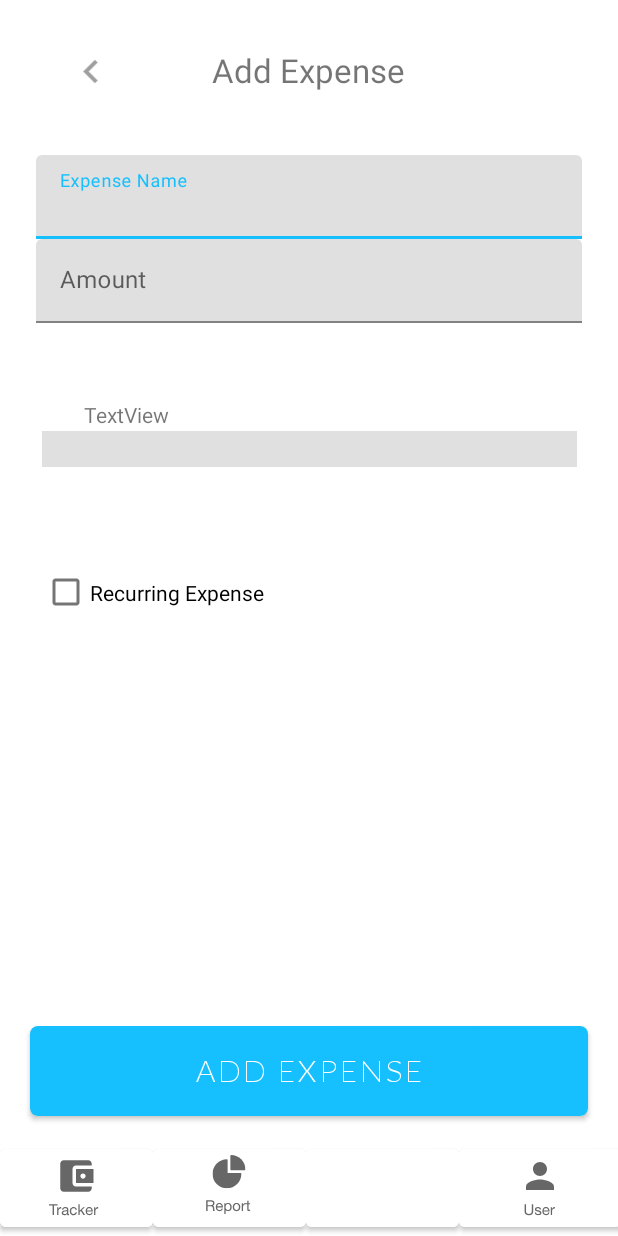
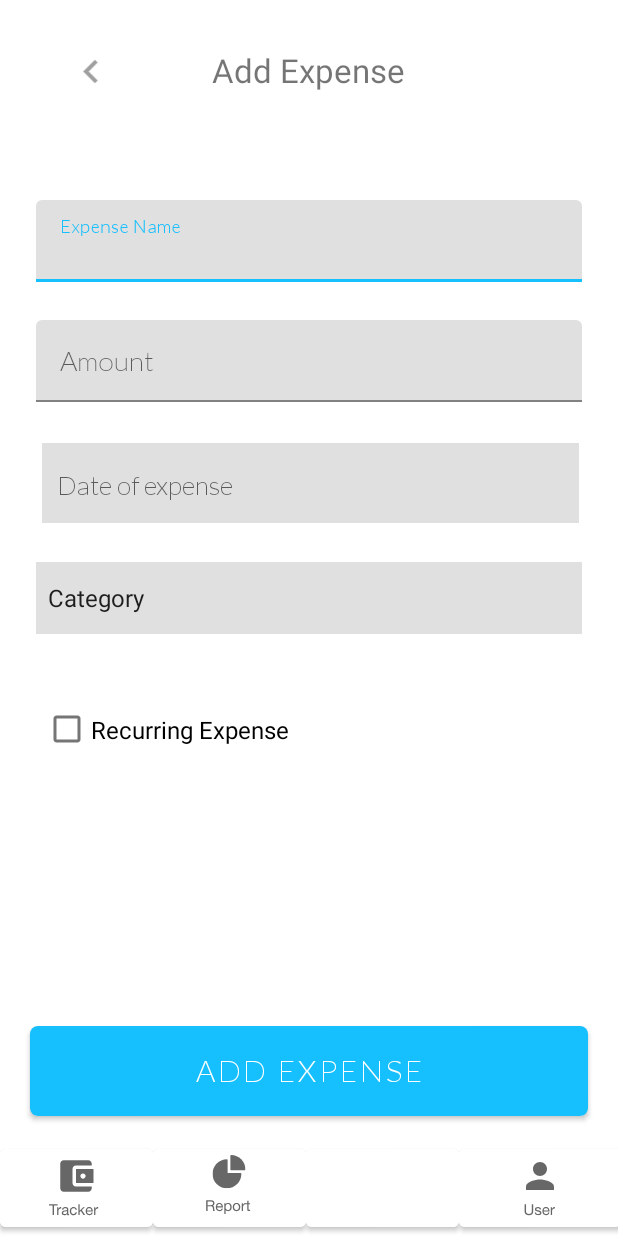
Before and after one commit to KateOber/CSIS-3175, an Android app: the screen it shows after launch (AddExpense), on a phone screen of 412 x 824 dp. Run offline under Robolectric (Android 15) with nearby library versions, the phone set to English and light mode, and no system bars.

Commit message:
Layout Change

```diff
--- a/EasyMoney/app/src/main/java/com/csis3175project/easymoney/AddExpense.java
+++ b/EasyMoney/app/src/main/java/com/csis3175project/easymoney/AddExpense.java
@@ -48,16 +48,17 @@ public class AddExpense extends AppCompatActivity {
         Spinner categorySpinner = findViewById(R.id.category);
         TextInputLayout amount_txt = findViewById(R.id.amount);
         TextInputLayout name_txt = findViewById(R.id.expenseName);
-        TextView date_txt = findViewById(R.id.date);
+        TextView date_txt = findViewById(R.id.datePicker);
         Button btnAdd = findViewById(R.id.btn_addExpense);
         ImageView btnBack = findViewById(R.id.btnBack);
         CheckBox recurring_checkbox = findViewById(R.id.checkbox_recurExp);
 
         //footer buttons
-        Button btnProfileFooter = findViewById(R.id.bEProfileFoot);
+        Button btnProfileFooter = findViewById(R.id.userTrackerFoot);
         Button btnExpenseTrackerFooter = findViewById(R.id.trackerTrackerFoot);
         Button btnBigExpenseFooter = findViewById(R.id.bETrackerFoot);
-        Button btnReportFooter = findViewById(R.id.reportFoot);
+        Button btnReportFooter = findViewById(R.id.reportTrackerFoot);
+
 
         //setup date picker
         date_txt.setOnClickListener(new View.OnClickListener() {
@@ -69,9 +70,10 @@ public class AddExpense extends AppCompatActivity {
                 int day = calendar.get(Calendar.DAY_OF_MONTH);
 
                 DatePickerDialog datePickerDialog = new DatePickerDialog(
-                        AddExpense.this, android.R.style.Theme_DeviceDefault, onDateSetListener,
+                        AddExpense.this, android.R.style.Theme_DeviceDefault_DayNight, onDateSetListener,
+//Theme_Dark for diferent style
                         year, month, day);
-                datePickerDialog.getWindow().setBackgroundDrawable(new ColorDrawable(Color.TRANSPARENT));
+                datePickerDialog.getWindow().setBackgroundDrawable(new ColorDrawable(Color.WHITE));
                 datePickerDialog.show();
             }
         });
@@ -81,9 +83,12 @@ public class AddExpense extends AppCompatActivity {
             @Override
             public void onDateSet(DatePicker view, int year, int month, int dayOfMonth) {
                 date = "" + year + '/' + month + '/' + dayOfMonth;
+                date_txt.setText(date.toString());
 
             }
         };
+
+
 
         //button listener
         btnAdd.setOnClickListener(new View.OnClickListener() {
@@ -110,7 +115,7 @@ public class AddExpense extends AppCompatActivity {
                 //amount_txt.setText("");
                 recurring_checkbox.setChecked(false);
                 categorySpinner.setPrompt("Expense Category");
-                date_txt.setText("");
+                //date_txt.setText("");
                 }
                 //ELSE DO SOME ERROR STUFF
             }
--- /dev/null
+++ b/EasyMoney/app/src/main/res/drawable/ic_baseline_date_range_24.xml
@@ -0,0 +1,5 @@
+<vector android:height="24dp" android:tint="#FFFFFF"
+    android:viewportHeight="24" android:viewportWidth="24"
+    android:width="24dp" xmlns:android="http://schemas.android.com/apk/res/android">
+    <path android:fillColor="@android:color/white" android:pathData="M9,11L7,11v2h2v-2zM13,11h-2v2h2v-2zM17,11h-2v2h2v-2zM19,4h-1L18,2h-2v2L8,4L8,2L6,2v2L5,4c-1.11,0 -1.99,0.9 -1.99,2L3,20c0,1.1 0.89,2 2,2h14c1.1,0 2,-0.9 2,-2L21,6c0,-1.1 -0.9,-2 -2,-2zM19,20L5,20L5,9h14v11z"/>
+</vector>
--- a/EasyMoney/app/src/main/res/layout/activity_add_expense.xml
+++ b/EasyMoney/app/src/main/res/layout/activity_add_expense.xml
@@ -17,23 +17,24 @@
         app:layout_constraintTop_toTopOf="parent"
         app:srcCompat="@drawable/btn_backbutton" />
 
+
     <com.google.android.material.textfield.TextInputLayout
         android:id="@+id/expenseName"
         android:layout_width="match_parent"
         android:layout_height="wrap_content"
         android:layout_marginStart="24dp"
-        android:layout_marginTop="20dp"
+        android:layout_marginTop="50dp"
         android:layout_marginEnd="24dp"
         android:hint="@string/hint_expense_name"
-        android:selectAllOnFocus="true"
         app:layout_constraintEnd_toEndOf="parent"
         app:layout_constraintStart_toStartOf="parent"
         app:layout_constraintTop_toBottomOf="@+id/txt_addExpense">
 
         <com.google.android.material.textfield.TextInputEditText
+            style="@style/txtSub"
             android:layout_width="match_parent"
             android:layout_height="wrap_content"
-            android:inputType="textPassword" />
+            android:inputType="text" />
 
     </com.google.android.material.textfield.TextInputLayout>
 
@@ -42,6 +43,7 @@
         android:layout_width="match_parent"
         android:layout_height="wrap_content"
         android:layout_marginStart="24dp"
+        android:layout_marginTop="25dp"
         android:layout_marginEnd="24dp"
         android:hint="@string/hint_amount"
         android:inputType="numberDecimal"
@@ -52,26 +54,12 @@
         app:layout_constraintTop_toBottomOf="@+id/expenseName">
 
         <com.google.android.material.textfield.TextInputEditText
+            style="@style/txtSub"
             android:layout_width="match_parent"
-            android:layout_height="wrap_content" />
+            android:layout_height="wrap_content"
+            android:inputType="numberDecimal"
+            />
     </com.google.android.material.textfield.TextInputLayout>
-
-    <Spinner
-        android:id="@+id/category"
-        android:layout_width="match_parent"
-        android:layout_height="wrap_content"
-        android:layout_marginStart="28dp"
-        android:layout_marginTop="72dp"
-        android:layout_marginEnd="27dp"
-        android:entries="@array/categories"
-        android:foreground="@color/gray5"
-        android:prompt="@string/hint_category_expense"
-        android:spinnerMode="dialog"
-        app:layout_constraintEnd_toEndOf="parent"
-        app:layout_constraintHorizontal_bias="0.0"
-        app:layout_constraintStart_toStartOf="parent"
-        app:layout_constraintTop_toBottomOf="@+id/amount" />
-
 
     <Button
         android:id="@+id/btn_addExpense"
@@ -102,35 +90,78 @@
         app:layout_constraintEnd_toEndOf="parent"
         app:layout_constraintHorizontal_bias="0.49"
         app:layout_constraintStart_toStartOf="parent"
-        app:layout_constraintTop_toTopOf="parent" />
+        app:layout_constraintTop_toTopOf="parent"
+
+        />
 
     <CheckBox
         android:id="@+id/checkbox_recurExp"
         android:layout_width="170dp"
         android:layout_height="55dp"
         android:layout_marginStart="28dp"
-        android:layout_marginTop="152dp"
+        android:layout_marginTop="36dp"
         android:layout_marginEnd="213dp"
         android:text="@string/checkbox_recurring"
+        android:textSize="16sp"
         app:layout_constraintEnd_toEndOf="parent"
-        app:layout_constraintHorizontal_bias="0.235"
+        app:layout_constraintHorizontal_bias="1.0"
         app:layout_constraintStart_toStartOf="parent"
-        app:layout_constraintTop_toBottomOf="@+id/amount" />
+        app:layout_constraintTop_toBottomOf="@+id/category" />
 
-    <TextView
-        android:id="@+id/date"
-        android:layout_width="wrap_content"
-        android:layout_height="wrap_content"
-        android:layout_centerHorizontal="true"
-        android:layout_marginStart="29dp"
-        android:layout_marginTop="51dp"
-        android:layout_marginEnd="230dp"
-
-        android:hint="@string/hint_date_expense"
-        android:text="TextView"
+    <ScrollView
+        android:id="@+id/scrollView2"
+        android:layout_width="358dp"
+        android:layout_height="53dp"
+        android:layout_marginStart="27dp"
+        android:layout_marginTop="27dp"
+        android:layout_marginEnd="26dp"
+        android:background="@color/gray5"
+        app:endIconDrawable="@drawable/ic_baseline_date_range_24"
+        app:endIconMode="custom"
         app:layout_constraintEnd_toEndOf="parent"
         app:layout_constraintStart_toStartOf="parent"
-        app:layout_constraintTop_toBottomOf="@+id/amount" />
+        app:layout_constraintTop_toBottomOf="@+id/amount">
+
+        <TextView
+
+            android:id="@+id/datePicker"
+            style="@style/txtSub"
+            android:layout_width="match_parent"
+            android:layout_height="48dp"
+            android:layout_marginStart="10dp"
+            android:layout_marginTop="17dp"
+            android:layout_marginEnd="24dp"
+            android:hint="@string/hint_date_expense"
+            android:selectAllOnFocus="true"
+            android:textColor="@color/black"
+
+            android:textSize="17sp"
+            app:counterMaxLength="20"
+            app:layout_constraintEnd_toEndOf="parent"
+            app:layout_constraintStart_toStartOf="parent"
+            app:layout_constraintTop_toBottomOf="@+id/amount" />
+    </ScrollView>
+
+
+    <!-- Footer -->
+    <Spinner
+        android:id="@+id/category"
+        android:layout_width="match_parent"
+        android:layout_height="48dp"
+        android:layout_marginStart="24dp"
+        android:layout_marginTop="26dp"
+        android:layout_marginEnd="24dp"
+
+        android:entries="@array/categories"
+        android:background="@color/gray5"
+        android:prompt="@string/hint_category_expense"
+        android:spinnerMode="dialog"
+        android:visibility="visible"
+        app:layout_constraintEnd_toEndOf="parent"
+        app:layout_constraintHorizontal_bias="0.0"
+        app:layout_constraintStart_toStartOf="parent"
+        app:layout_constraintTop_toBottomOf="@+id/scrollView2" />
+
     <Button
         android:id="@+id/userTrackerFoot"
         android:layout_width="108dp"
@@ -149,7 +180,6 @@
         android:backgroundTint="#FFFFFF"
         app:icon="@drawable/ic_bigexpenseinactive"
         app:iconGravity="top"
-        app:iconTint="#FFFFFF"
         app:layout_constraintBottom_toBottomOf="parent"
         app:layout_constraintStart_toEndOf="@+id/reportTrackerFoot"
         tools:iconTint="#676767" />
@@ -176,4 +206,5 @@
         app:iconTint="#676767"
         app:layout_constraintBottom_toBottomOf="parent"
         app:layout_constraintStart_toStartOf="parent" />
+
 </androidx.constraintlayout.widget.ConstraintLayout>
--- a/EasyMoney/app/src/main/res/values/strings.xml
+++ b/EasyMoney/app/src/main/res/values/strings.xml
@@ -62,6 +62,7 @@
     <string name="btn_add_recurring_bills">Add Recurring Bills</string>
     <string name="btn_back">Go to previous screen</string>
     <string-array name="categories">
+        <item>Category</item>
         <item>Entertainment</item>
         <item>Groceries</item>
         <item>Transport</item>
```
